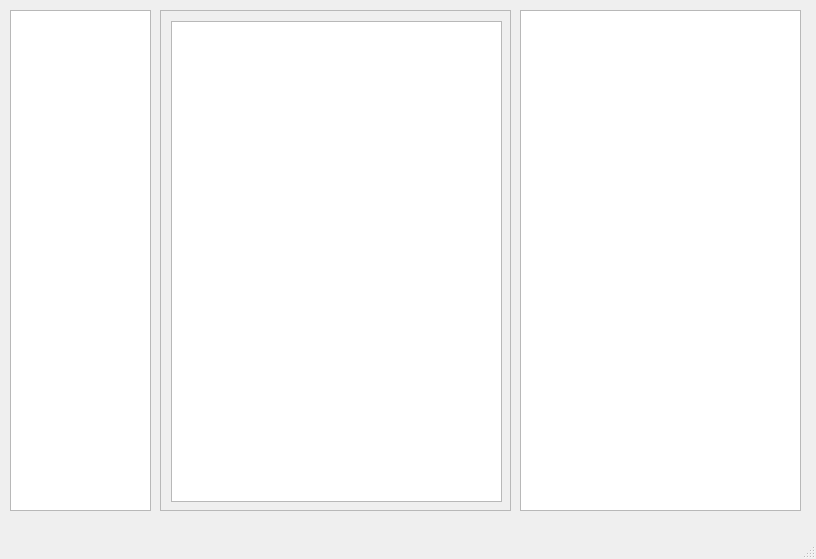
First picture: the form in mailbox.ui, repository frankaaguila/Proyecto-Seminario-de-Bases-de-Datos, before the edit.
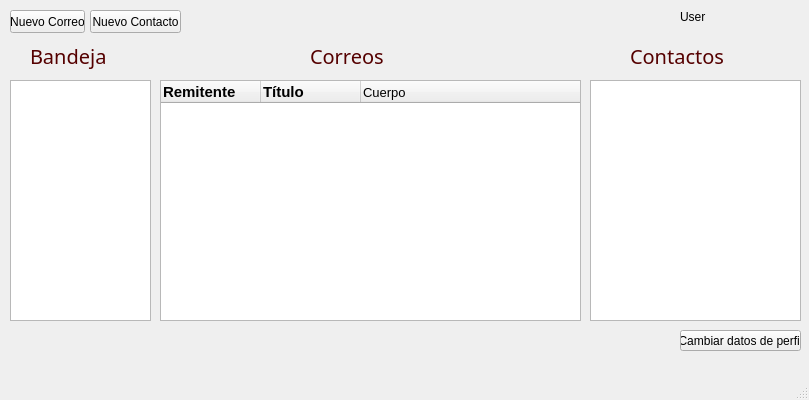
Second picture: the form after the edit.

Commit message: Se modificó el código para validar acceso y mostrar bandeja principal

Patch:
```diff
--- a/mailbox.ui
+++ b/mailbox.ui
@@ -2,70 +2,230 @@
 <ui version="4.0">
  <class>MainBox</class>
  <widget class="QMainWindow" name="MainBox">
-  <property name="geometry">
-   <rect>
-    <x>0</x>
-    <y>0</y>
-    <width>816</width>
-    <height>559</height>
-   </rect>
+  <property name="sizePolicy">
+   <sizepolicy hsizetype="Preferred" vsizetype="Expanding">
+    <horstretch>0</horstretch>
+    <verstretch>0</verstretch>
+   </sizepolicy>
+  </property>
+  <property name="minimumSize">
+   <size>
+    <width>809</width>
+    <height>400</height>
+   </size>
+  </property>
+  <property name="maximumSize">
+   <size>
+    <width>809</width>
+    <height>400</height>
+   </size>
+  </property>
+  <property name="baseSize">
+   <size>
+    <width>0</width>
+    <height>0</height>
+   </size>
   </property>
   <property name="windowTitle">
    <string>MainWindow</string>
   </property>
   <widget class="QWidget" name="centralwidget">
-   <widget class="QScrollArea" name="scrollAreaMainBox">
-    <property name="geometry">
-     <rect>
-      <x>160</x>
-      <y>10</y>
-      <width>351</width>
-      <height>501</height>
-     </rect>
-    </property>
-    <property name="widgetResizable">
-     <bool>true</bool>
-    </property>
-    <widget class="QWidget" name="scrollAreaWidgetContents">
-     <property name="geometry">
-      <rect>
-       <x>0</x>
-       <y>0</y>
-       <width>349</width>
-       <height>499</height>
-      </rect>
-     </property>
-     <widget class="QListWidget" name="MailList">
-      <property name="geometry">
-       <rect>
-        <x>10</x>
-        <y>10</y>
-        <width>331</width>
-        <height>481</height>
-       </rect>
-      </property>
-     </widget>
-    </widget>
-   </widget>
    <widget class="QListWidget" name="mailBoxList">
     <property name="geometry">
      <rect>
       <x>10</x>
-      <y>10</y>
+      <y>80</y>
       <width>141</width>
-      <height>501</height>
+      <height>241</height>
      </rect>
     </property>
    </widget>
    <widget class="QListWidget" name="previousView">
     <property name="geometry">
      <rect>
-      <x>520</x>
+      <x>590</x>
+      <y>80</y>
+      <width>211</width>
+      <height>241</height>
+     </rect>
+    </property>
+   </widget>
+   <widget class="QLabel" name="label_2">
+    <property name="geometry">
+     <rect>
+      <x>30</x>
+      <y>40</y>
+      <width>111</width>
+      <height>31</height>
+     </rect>
+    </property>
+    <property name="styleSheet">
+     <string notr="true">QLabel {
+font-family: Trajan Pro;
+font-size: 20px;
+color: #550000;
+}</string>
+    </property>
+    <property name="text">
+     <string>Bandeja</string>
+    </property>
+   </widget>
+   <widget class="QLabel" name="label_3">
+    <property name="geometry">
+     <rect>
+      <x>310</x>
+      <y>40</y>
+      <width>111</width>
+      <height>31</height>
+     </rect>
+    </property>
+    <property name="styleSheet">
+     <string notr="true">QLabel {
+font-family: Trajan Pro;
+font-size: 20px;
+color: #550000;
+}</string>
+    </property>
+    <property name="text">
+     <string>Correos</string>
+    </property>
+   </widget>
+   <widget class="QLabel" name="label_4">
+    <property name="geometry">
+     <rect>
+      <x>630</x>
+      <y>40</y>
+      <width>131</width>
+      <height>31</height>
+     </rect>
+    </property>
+    <property name="styleSheet">
+     <string notr="true">QLabel {
+font-family: Trajan Pro;
+font-size: 20px;
+color: #550000;
+}</string>
+    </property>
+    <property name="text">
+     <string>Contactos</string>
+    </property>
+   </widget>
+   <widget class="QPushButton" name="newMail">
+    <property name="geometry">
+     <rect>
+      <x>10</x>
       <y>10</y>
-      <width>281</width>
-      <height>501</height>
+      <width>75</width>
+      <height>23</height>
      </rect>
     </property>
+    <property name="cursor">
+     <cursorShape>PointingHandCursor</cursorShape>
+    </property>
+    <property name="text">
+     <string>Nuevo Correo</string>
+    </property>
+   </widget>
+   <widget class="QPushButton" name="pushButton">
+    <property name="geometry">
+     <rect>
+      <x>90</x>
+      <y>10</y>
+      <width>91</width>
+      <height>23</height>
+     </rect>
+    </property>
+    <property name="cursor">
+     <cursorShape>PointingHandCursor</cursorShape>
+    </property>
+    <property name="text">
+     <string>Nuevo Contacto</string>
+    </property>
+   </widget>
+   <widget class="QPushButton" name="pushButton_2">
+    <property name="geometry">
+     <rect>
+      <x>680</x>
+      <y>330</y>
+      <width>121</width>
+      <height>21</height>
+     </rect>
+    </property>
+    <property name="text">
+     <string>Cambiar datos de perfil</string>
+    </property>
+   </widget>
+   <widget class="QLabel" name="labelUser">
+    <property name="geometry">
+     <rect>
+      <x>680</x>
+      <y>10</y>
+      <width>47</width>
+      <height>13</height>
+     </rect>
+    </property>
+    <property name="text">
+     <string>User</string>
+    </property>
+   </widget>
+   <widget class="QTreeWidget" name="mailList">
+    <property name="geometry">
+     <rect>
+      <x>160</x>
+      <y>80</y>
+      <width>421</width>
+      <height>241</height>
+     </rect>
+    </property>
+    <property name="sizePolicy">
+     <sizepolicy hsizetype="Maximum" vsizetype="Expanding">
+      <horstretch>0</horstretch>
+      <verstretch>0</verstretch>
+     </sizepolicy>
+    </property>
+    <property name="autoScroll">
+     <bool>true</bool>
+    </property>
+    <property name="indentation">
+     <number>10</number>
+    </property>
+    <attribute name="headerDefaultSectionSize">
+     <number>100</number>
+    </attribute>
+    <column>
+     <property name="text">
+      <string>Remitente</string>
+     </property>
+     <property name="font">
+      <font>
+       <pointsize>11</pointsize>
+       <weight>75</weight>
+       <bold>true</bold>
+      </font>
+     </property>
+    </column>
+    <column>
+     <property name="text">
+      <string>Título</string>
+     </property>
+     <property name="font">
+      <font>
+       <pointsize>11</pointsize>
+       <weight>75</weight>
+       <bold>true</bold>
+      </font>
+     </property>
+    </column>
+    <column>
+     <property name="text">
+      <string>Cuerpo</string>
+     </property>
+     <property name="font">
+      <font>
+       <pointsize>10</pointsize>
+      </font>
+     </property>
+    </column>
    </widget>
   </widget>
   <widget class="QMenuBar" name="menubar">
```
Left out of the diff: 2 changed lines with no effect on the pictures. The commit also changes 4 other files.
